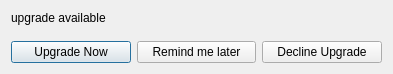
lubuntu-team/lubuntu-update, file src/releaseupgradewindow.ui: the form before one commit.
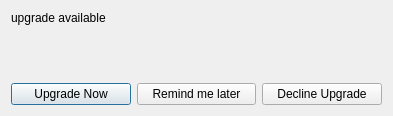
The form after the commit.

```diff
--- a/src/releaseupgradewindow.ui
+++ b/src/releaseupgradewindow.ui
@@ -7,7 +7,7 @@
     <x>0</x>
     <y>0</y>
     <width>393</width>
-    <height>74</height>
+    <height>116</height>
    </rect>
   </property>
   <property name="windowTitle">
```
Left out of the diff: 5 changed lines with no effect on the pictures.
